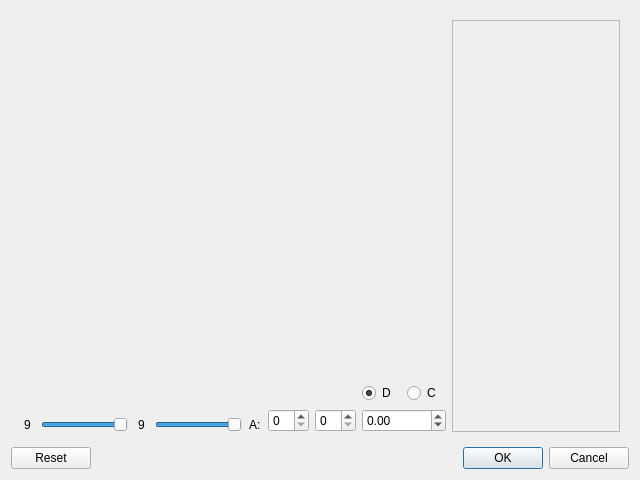
The window that customfilter.ui (parzygnat/cg_project_1) describes before a commit, drawn with Qt 5.
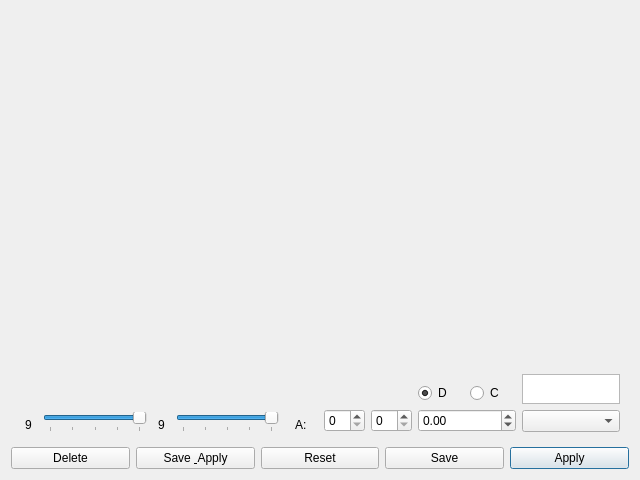
The same window after the commit.

Diff of the .ui file:
```diff
--- a/customfilter.ui
+++ b/customfilter.ui
@@ -16,7 +16,7 @@
   <property name="layoutDirection">
    <enum>Qt::LeftToRight</enum>
   </property>
-  <layout class="QVBoxLayout" name="verticalLayout_2">
+  <layout class="QVBoxLayout" name="verticalLayout_2" stretch="5,1">
    <item>
     <widget class="QFrame" name="verticalFrame">
      <property name="sizePolicy">
@@ -40,7 +40,7 @@
      <property name="lineWidth">
       <number>5</number>
      </property>
-     <layout class="QVBoxLayout" name="verticalLayout" stretch="6,1">
+     <layout class="QVBoxLayout" name="verticalLayout" stretch="6,0">
       <property name="spacing">
        <number>6</number>
       </property>
@@ -55,7 +55,7 @@
        </layout>
       </item>
       <item>
-       <layout class="QHBoxLayout" name="horizontalLayout" stretch="4,1,2">
+       <layout class="QHBoxLayout" name="horizontalLayout" stretch="4,1,1">
         <property name="sizeConstraint">
          <enum>QLayout::SetFixedSize</enum>
         </property>
@@ -82,7 +82,7 @@
                <number>0</number>
               </property>
               <property name="maximum">
-               <number>3</number>
+               <number>4</number>
               </property>
               <property name="singleStep">
                <number>1</number>
@@ -91,14 +91,20 @@
                <number>1</number>
               </property>
               <property name="value">
-               <number>3</number>
+               <number>4</number>
               </property>
               <property name="sliderPosition">
-               <number>3</number>
+               <number>4</number>
               </property>
               <property name="orientation">
                <enum>Qt::Horizontal</enum>
               </property>
+              <property name="tickPosition">
+               <enum>QSlider::TicksBelow</enum>
+              </property>
+              <property name="tickInterval">
+               <number>1</number>
+              </property>
              </widget>
             </item>
            </layout>
@@ -121,7 +127,7 @@
                <number>0</number>
               </property>
               <property name="maximum">
-               <number>3</number>
+               <number>4</number>
               </property>
               <property name="singleStep">
                <number>1</number>
@@ -130,14 +136,20 @@
                <number>1</number>
               </property>
               <property name="value">
-               <number>3</number>
+               <number>4</number>
               </property>
               <property name="sliderPosition">
-               <number>3</number>
+               <number>4</number>
               </property>
               <property name="orientation">
                <enum>Qt::Horizontal</enum>
               </property>
+              <property name="tickPosition">
+               <enum>QSlider::TicksBelow</enum>
+              </property>
+              <property name="tickInterval">
+               <number>1</number>
+              </property>
              </widget>
             </item>
            </layout>
@@ -200,21 +212,21 @@
          </layout>
         </item>
         <item>
-         <widget class="QScrollArea" name="scrollArea">
-          <property name="widgetResizable">
-           <bool>true</bool>
-          </property>
-          <widget class="QWidget" name="scrollAreaWidgetContents">
-           <property name="geometry">
-            <rect>
-             <x>0</x>
-             <y>0</y>
-             <width>164</width>
-             <height>68</height>
-            </rect>
-           </property>
-          </widget>
-         </widget>
+         <layout class="QVBoxLayout" name="verticalLayout_4" stretch="100,1">
+          <item alignment="Qt::AlignBottom">
+           <widget class="QPlainTextEdit" name="plainTextEdit">
+            <property name="maximumSize">
+             <size>
+              <width>16777215</width>
+              <height>30</height>
+             </size>
+            </property>
+           </widget>
+          </item>
+          <item alignment="Qt::AlignBottom">
+           <widget class="QComboBox" name="comboBox"/>
+          </item>
+         </layout>
         </item>
        </layout>
       </item>
@@ -222,14 +234,46 @@
     </widget>
    </item>
    <item>
-    <widget class="QDialogButtonBox" name="buttonBox">
-     <property name="orientation">
-      <enum>Qt::Horizontal</enum>
-     </property>
-     <property name="standardButtons">
-      <set>QDialogButtonBox::Cancel|QDialogButtonBox::Ok|QDialogButtonBox::Reset</set>
-     </property>
-    </widget>
+    <layout class="QHBoxLayout" name="horizontalLayout_3">
+     <item>
+      <widget class="QPushButton" name="pushButton_2">
+       <property name="text">
+        <string>Delete</string>
+       </property>
+      </widget>
+     </item>
+     <item>
+      <widget class="QPushButton" name="pushButton_4">
+       <property name="text">
+        <string>Save &amp; Apply</string>
+       </property>
+      </widget>
+     </item>
+     <item>
+      <widget class="QPushButton" name="pushButton_5">
+       <property name="text">
+        <string>Reset</string>
+       </property>
+      </widget>
+     </item>
+     <item>
+      <widget class="QPushButton" name="pushButton_3">
+       <property name="text">
+        <string>Save</string>
+       </property>
+      </widget>
+     </item>
+     <item>
+      <widget class="QPushButton" name="pushButton">
+       <property name="text">
+        <string>Apply</string>
+       </property>
+       <property name="default">
+        <bool>true</bool>
+       </property>
+      </widget>
+     </item>
+    </layout>
    </item>
   </layout>
  </widget>
```
Left out of the diff: 35 changed lines with no effect on the pictures.
